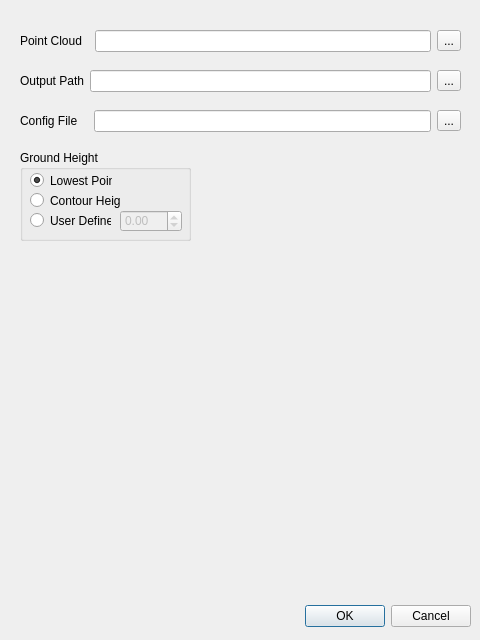
This is qCC/ui_templates/bdrSettingLoD2Dlg.ui in CloudCompare/CloudCompare as Qt 5 draws it before an edit. The edited form follows.
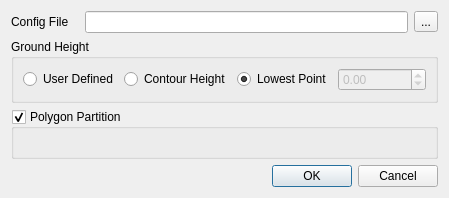
This is the edited form.

Patch:
```diff
--- a/qCC/ui_templates/bdrSettingLoD2Dlg.ui
+++ b/qCC/ui_templates/bdrSettingLoD2Dlg.ui
@@ -6,96 +6,15 @@
    <rect>
     <x>0</x>
     <y>0</y>
-    <width>480</width>
-    <height>640</height>
+    <width>408</width>
+    <height>196</height>
    </rect>
   </property>
   <property name="windowTitle">
    <string>Building Reconstruction LOD2</string>
   </property>
-  <widget class="QDialogButtonBox" name="buttonBox">
-   <property name="geometry">
-    <rect>
-     <x>10</x>
-     <y>600</y>
-     <width>461</width>
-     <height>32</height>
-    </rect>
-   </property>
-   <property name="orientation">
-    <enum>Qt::Horizontal</enum>
-   </property>
-   <property name="standardButtons">
-    <set>QDialogButtonBox::Cancel|QDialogButtonBox::Ok</set>
-   </property>
-  </widget>
-  <widget class="QWidget" name="horizontalLayoutWidget">
-   <property name="geometry">
-    <rect>
-     <x>20</x>
-     <y>30</y>
-     <width>441</width>
-     <height>22</height>
-    </rect>
-   </property>
-   <layout class="QHBoxLayout" name="horizontalLayout">
+  <layout class="QVBoxLayout" name="verticalLayout">
     <item>
-     <widget class="QLabel" name="label">
-      <property name="text">
-       <string>Point Cloud  </string>
-      </property>
-     </widget>
-    </item>
-    <item>
-     <widget class="QLineEdit" name="PointcloudFilePathLineEdit"/>
-    </item>
-    <item>
-     <widget class="QToolButton" name="PointcloudFilePathToolButton">
-      <property name="text">
-       <string>...</string>
-      </property>
-     </widget>
-    </item>
-   </layout>
-  </widget>
-  <widget class="QWidget" name="horizontalLayoutWidget_2">
-   <property name="geometry">
-    <rect>
-     <x>20</x>
-     <y>70</y>
-     <width>441</width>
-     <height>22</height>
-    </rect>
-   </property>
-   <layout class="QHBoxLayout" name="horizontalLayout_2">
-    <item>
-     <widget class="QLabel" name="label_2">
-      <property name="text">
-       <string>Output Path</string>
-      </property>
-     </widget>
-    </item>
-    <item>
-     <widget class="QLineEdit" name="OutputFilePathLineEdit"/>
-    </item>
-    <item>
-     <widget class="QToolButton" name="OutputFilePathToolButton">
-      <property name="text">
-       <string>...</string>
-      </property>
-     </widget>
-    </item>
-   </layout>
-  </widget>
-  <widget class="QWidget" name="horizontalLayoutWidget_3">
-   <property name="geometry">
-    <rect>
-     <x>20</x>
-     <y>110</y>
-     <width>441</width>
-     <height>22</height>
-    </rect>
-   </property>
    <layout class="QHBoxLayout" name="horizontalLayout_3">
     <item>
      <widget class="QLabel" name="label_3">
@@ -115,28 +34,29 @@
      </widget>
     </item>
    </layout>
-  </widget>
+   </item>
+   <item>
   <widget class="QGroupBox" name="groupBox">
-   <property name="geometry">
-    <rect>
-     <x>20</x>
-     <y>150</y>
-     <width>171</width>
-     <height>91</height>
-    </rect>
-   </property>
    <property name="title">
     <string>Ground Height</string>
    </property>
+     <layout class="QHBoxLayout" name="horizontalLayout">
+      <item>
+       <widget class="QRadioButton" name="GroundHeightUserRadioButton">
+        <property name="text">
+         <string>User Defined</string>
+        </property>
+       </widget>
+      </item>
+      <item>
+       <widget class="QRadioButton" name="GroundHeightContourRadioButton">
+        <property name="text">
+         <string>Contour Height</string>
+        </property>
+       </widget>
+      </item>
+      <item>
    <widget class="QRadioButton" name="GroundHeightLowestRadioButton">
-    <property name="geometry">
-     <rect>
-      <x>10</x>
-      <y>20</y>
-      <width>82</width>
-      <height>21</height>
-     </rect>
-    </property>
     <property name="text">
      <string>Lowest Point</string>
     </property>
@@ -144,44 +64,12 @@
      <bool>true</bool>
     </property>
    </widget>
-   <widget class="QRadioButton" name="GroundHeightContourRadioButton">
-    <property name="geometry">
-     <rect>
-      <x>10</x>
-      <y>40</y>
-      <width>91</width>
-      <height>21</height>
-     </rect>
-    </property>
-    <property name="text">
-     <string>Contour Height</string>
-    </property>
-   </widget>
-   <widget class="QRadioButton" name="GroundHeightUserRadioButton">
-    <property name="geometry">
-     <rect>
-      <x>10</x>
-      <y>60</y>
-      <width>81</width>
-      <height>21</height>
-     </rect>
-    </property>
-    <property name="text">
-     <string>User Defined</string>
-    </property>
-   </widget>
+      </item>
+      <item>
    <widget class="QDoubleSpinBox" name="GroundHeightUserDoubleSpinBox">
     <property name="enabled">
      <bool>false</bool>
     </property>
-    <property name="geometry">
-     <rect>
-      <x>100</x>
-      <y>60</y>
-      <width>62</width>
-      <height>22</height>
-     </rect>
-    </property>
     <property name="minimum">
      <double>-1000000.000000000000000</double>
     </property>
@@ -189,7 +77,53 @@
      <double>1000000.000000000000000</double>
     </property>
    </widget>
-  </widget>
+      </item>
+     </layout>
+    </widget>
+   </item>
+   <item>
+    <widget class="QGroupBox" name="PolygonPartitionGroupBox">
+     <property name="minimumSize">
+      <size>
+       <width>0</width>
+       <height>50</height>
+      </size>
+     </property>
+     <property name="title">
+      <string>Polygon Partition</string>
+     </property>
+     <property name="flat">
+      <bool>false</bool>
+     </property>
+     <property name="checkable">
+      <bool>true</bool>
+     </property>
+    </widget>
+   </item>
+   <item>
+    <spacer name="verticalSpacer">
+     <property name="orientation">
+      <enum>Qt::Vertical</enum>
+     </property>
+     <property name="sizeHint" stdset="0">
+      <size>
+       <width>20</width>
+       <height>40</height>
+      </size>
+     </property>
+    </spacer>
+   </item>
+   <item>
+    <widget class="QDialogButtonBox" name="buttonBox">
+     <property name="orientation">
+      <enum>Qt::Horizontal</enum>
+     </property>
+     <property name="standardButtons">
+      <set>QDialogButtonBox::Cancel|QDialogButtonBox::Ok</set>
+     </property>
+    </widget>
+   </item>
+  </layout>
  </widget>
  <resources/>
  <connections>
```
Lines whose indentation alone changed are shown as unchanged.
